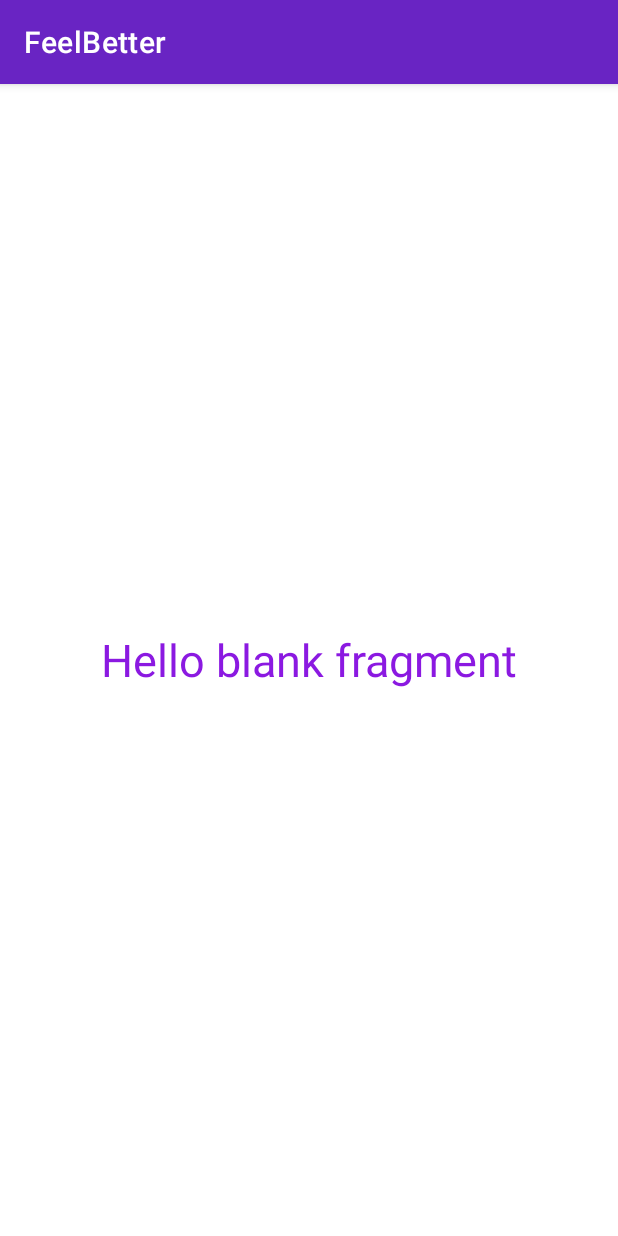
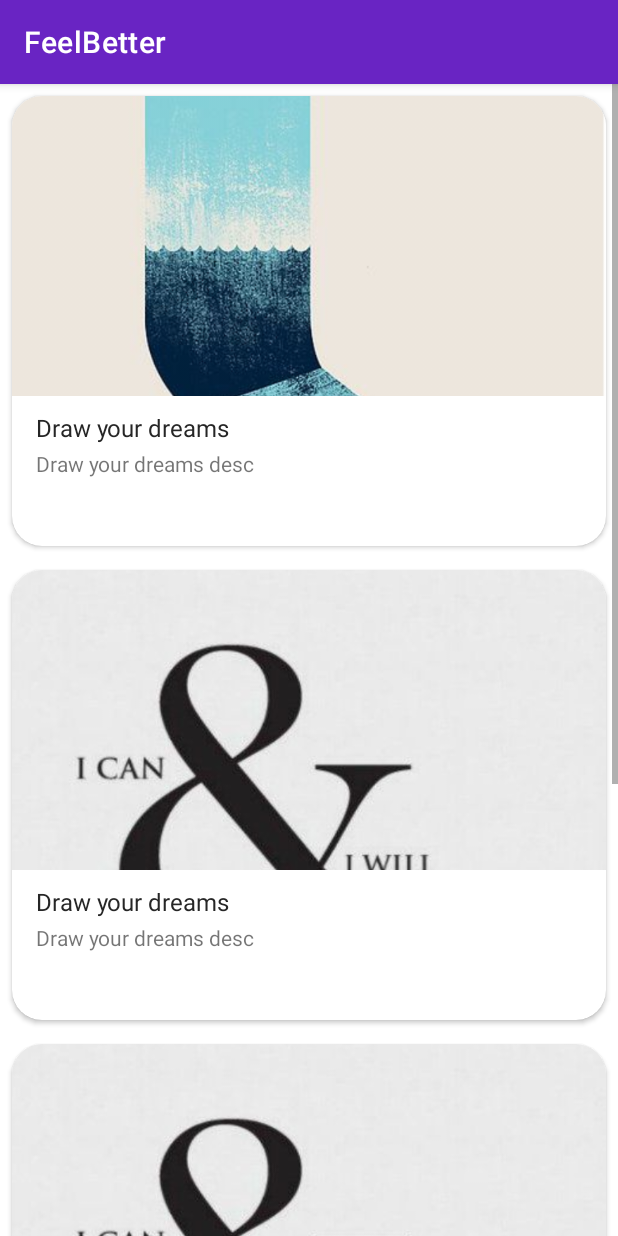
Before and after one commit to mrakhgari/FeelBetter, an Android app: the fragment InspiringFragment shown on its own in the app's theme, on a phone screen of 412 x 824 dp. Run offline under Robolectric (Android 15) with nearby library versions, the phone set to English and light mode, and no system bars; Roboto replaces fonts that are not available here.

Commit message:
Add inspiring page

```diff
--- a/app/src/main/java/com/example/feelbetter/InspiringFragment.kt
+++ b/app/src/main/java/com/example/feelbetter/InspiringFragment.kt
@@ -1,10 +1,14 @@
 package com.example.feelbetter
 
 import android.os.Bundle
+import android.util.Log
 import androidx.fragment.app.Fragment
 import android.view.LayoutInflater
 import android.view.View
 import android.view.ViewGroup
+import androidx.recyclerview.widget.RecyclerView
+import com.example.feelbetter.adapters.InspiringContentAdapter
+import com.example.feelbetter.datasets.InspiringContentDataset
 
 class InspiringFragment : Fragment() {
 
@@ -12,7 +16,18 @@ class InspiringFragment : Fragment() {
         inflater: LayoutInflater, container: ViewGroup?,
         savedInstanceState: Bundle?
     ): View? {
+        val view = inflater.inflate(R.layout.fragment_inspiring, container, false)
         // Inflate the layout for this fragment
-        return inflater.inflate(R.layout.fragment_inspiring, container, false)
+        Log.i("TAG_EE", "onCreate: ", )
+        val inspiringDataset = InspiringContentDataset().loadInspiring()
+        Log.i("TAG_EE", "onCreate1: ", )
+        val recyclerView = view?.findViewById<RecyclerView>(R.id.inspiring_fragment_rv)
+        Log.i("TAG_EE", "onCreate2: " + recyclerView.toString()  + view.toString())
+        recyclerView?.adapter = InspiringContentAdapter(activity, inspiringDataset)
+        Log.i("TAG_EE", "onCreate:3 ", )
+        recyclerView?.setHasFixedSize(true)
+        Log.i("TAG_EE", "onCreate: ", )
+        return view
     }
+
 }
--- a/app/src/main/java/com/example/feelbetter/MainActivity.kt
+++ b/app/src/main/java/com/example/feelbetter/MainActivity.kt
@@ -3,6 +3,7 @@ package com.example.feelbetter
 import androidx.appcompat.app.AppCompatActivity
 import android.os.Bundle
 import androidx.viewpager2.widget.ViewPager2
+import com.example.feelbetter.datasets.InspiringContentDataset
 import com.google.android.material.tabs.TabLayout
 import kotlinx.android.synthetic.main.activity_main.*
 
--- /dev/null
+++ b/app/src/main/java/com/example/feelbetter/adapters/InspiringContentAdapter.kt
@@ -0,0 +1,45 @@
+package com.example.feelbetter.adapters
+
+import android.content.Intent
+import android.util.Log
+import android.view.LayoutInflater
+import android.view.View
+import android.view.ViewGroup
+import android.widget.ImageView
+import android.widget.TextView
+import androidx.fragment.app.FragmentActivity
+import androidx.recyclerview.widget.RecyclerView
+import com.example.feelbetter.R
+import com.example.feelbetter.models.InspiringContent
+
+class InspiringContentAdapter(
+    private val context: FragmentActivity?,
+    private val dataset: List<InspiringContent>
+) :
+    RecyclerView.Adapter<InspiringContentAdapter.ItemViewHolder>() {
+
+    override fun onCreateViewHolder(parent: ViewGroup, viewType: Int): ItemViewHolder {
+        val adapterLayout =
+            LayoutInflater.from(parent.context).inflate(R.layout.inspiring_container, parent, false)
+        return ItemViewHolder(adapterLayout)
+    }
+
+    override fun onBindViewHolder(holder: ItemViewHolder, position: Int) {
+        val item: InspiringContent = dataset[position]
+        Log.i("TAG_EE", "onBindViewHolder: "+context?.resources?.getString(item.titleResourceId))
+        holder.titleTextView.text = context!!.resources.getString(item.titleResourceId)
+        holder.descriptionTextView.text = context.resources.getString(item.descResourceId)
+        holder.imageView.setImageResource(item.imageResourceId)
+    }
+
+    override fun getItemCount() = dataset.size
+
+
+    class ItemViewHolder(view: View) : RecyclerView.ViewHolder(view) {
+        val imageView: ImageView = view.findViewById(R.id.inspiring_card_image)
+        val titleTextView: TextView = view.findViewById(R.id.inspiring_card_title)
+        val descriptionTextView: TextView = view.findViewById(R.id.inspiring_card_desc)
+
+    }
+
+}
--- /dev/null
+++ b/app/src/main/java/com/example/feelbetter/datasets/InspiringContentDataset.kt
@@ -0,0 +1,31 @@
+package com.example.feelbetter.datasets
+
+import com.example.feelbetter.R
+import com.example.feelbetter.models.InspiringContent
+
+class InspiringContentDataset {
+    fun loadInspiring(): List<InspiringContent> {
+        return listOf<InspiringContent>(
+            InspiringContent(
+                R.string.inspiring_title_1,
+                R.string.inspiring_desc_1,
+                R.drawable.draw_your_dreams
+            ),
+            InspiringContent(
+                R.string.inspiring_title_2,
+                R.string.inspiring_desc_2,
+                R.drawable.i_can_i_do
+            ),
+            InspiringContent(
+                R.string.inspiring_title_3,
+                R.string.inspiring_desc_3,
+                R.drawable.i_can_i_do
+            ),
+            InspiringContent(
+                R.string.inspiring_title_1,
+                R.string.inspiring_desc_1,
+                R.drawable.draw_your_dreams
+            ),
+        )
+    }
+}
--- /dev/null
+++ b/app/src/main/java/com/example/feelbetter/models/InspiringContent.kt
@@ -0,0 +1,12 @@
+package com.example.feelbetter.models
+
+import androidx.annotation.DrawableRes
+import androidx.annotation.StringRes
+
+data class InspiringContent(
+//    @StringRes val resourceId: Int,
+    @StringRes val titleResourceId: Int,
+    @StringRes val descResourceId: Int,
+    @DrawableRes val imageResourceId: Int,
+) {
+}
--- a/app/src/main/res/layout/fragment_inspiring.xml
+++ b/app/src/main/res/layout/fragment_inspiring.xml
@@ -3,17 +3,15 @@
     xmlns:tools="http://schemas.android.com/tools"
     android:layout_width="match_parent"
     android:layout_height="match_parent"
+    xmlns:app="http://schemas.android.com/apk/res-auto"
     tools:context=".InspiringFragment">
 
-    <!-- TODO: Update blank fragment layout -->
-    <TextView
+    <androidx.recyclerview.widget.RecyclerView
+        android:id="@+id/inspiring_fragment_rv"
+        app:layoutManager="androidx.recyclerview.widget.LinearLayoutManager"
         android:layout_width="match_parent"
         android:layout_height="match_parent"
-        android:text="@string/hello_blank_fragment"
-        android:textSize="30sp"
-        android:textAlignment="center"
-        android:gravity="center"
-        android:textColor="@color/light_purple"
-        />
+        android:scrollbars="vertical" />
+
 
 </FrameLayout>
--- /dev/null
+++ b/app/src/main/res/layout/inspiring_container.xml
@@ -0,0 +1,50 @@
+<?xml version="1.0" encoding="utf-8"?>
+<LinearLayout xmlns:android="http://schemas.android.com/apk/res/android"
+    xmlns:app="http://schemas.android.com/apk/res-auto"
+    android:layout_width="match_parent"
+    android:layout_height="wrap_content"
+    android:orientation="vertical">
+
+    <androidx.cardview.widget.CardView
+        android:layout_width="match_parent"
+        android:layout_height="wrap_content"
+        android:layout_margin="8dp"
+        app:cardCornerRadius="20dp">
+
+        <RelativeLayout
+            android:layout_width="match_parent"
+            android:layout_height="300dp">
+
+            <ImageView
+                android:id="@+id/inspiring_card_image"
+                android:layout_width="match_parent"
+                android:layout_height="200dp"
+                android:scaleType="centerCrop" />
+
+            <TextView
+                android:id="@+id/inspiring_card_title"
+                android:layout_width="wrap_content"
+                android:layout_height="wrap_content"
+                android:layout_below="@id/inspiring_card_image"
+                android:layout_marginStart="16dp"
+                android:layout_marginTop="10dp"
+                android:text="Brochure"
+                android:textColor="#262626"
+                android:textSize="16sp" />
+
+            <TextView
+                android:id="@+id/inspiring_card_desc"
+                android:layout_width="wrap_content"
+                android:layout_height="wrap_content"
+                android:layout_below="@id/inspiring_card_title"
+                android:layout_marginStart="16dp"
+                android:layout_marginTop="3sp"
+                android:layout_marginEnd="16dp"
+                android:drawablePadding="10dp"
+                android:text="Description"
+                android:ellipsize="end"
+                android:maxLines="3" />
+        </RelativeLayout>
+    </androidx.cardview.widget.CardView>
+
+</LinearLayout>
--- a/app/src/main/res/values/strings.xml
+++ b/app/src/main/res/values/strings.xml
@@ -5,4 +5,11 @@
     <string name="todo">todo</string>
     <string name="memories">Memories</string>
     <string name="inspiring">Inspiring</string>
+    <string name="inspiring_title_1">Draw your dreams</string>
+    <string name="inspiring_title_2">Draw your dreams</string>
+    <string name="inspiring_title_3">Draw your dreams</string>
+    <string name="inspiring_desc_1">Draw your dreams desc</string>
+    <string name="inspiring_desc_2">Draw your dreams desc</string>
+    <string name="inspiring_desc_3">Draw your dreams desc</string>
+
 </resources>
```
Also changed, not shown: app/src/main/res/drawable/draw_your_dreams.jpg (added), app/src/main/res/drawable/i_can_i_do.jpg (added), app/src/main/res/drawable/whale.png (added).
